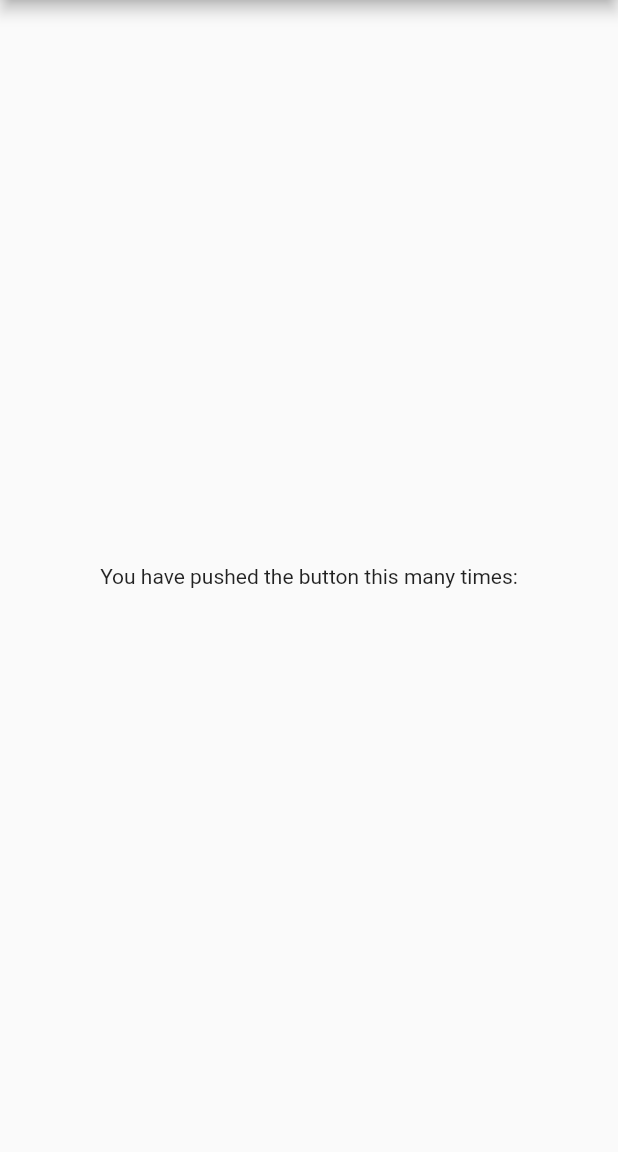
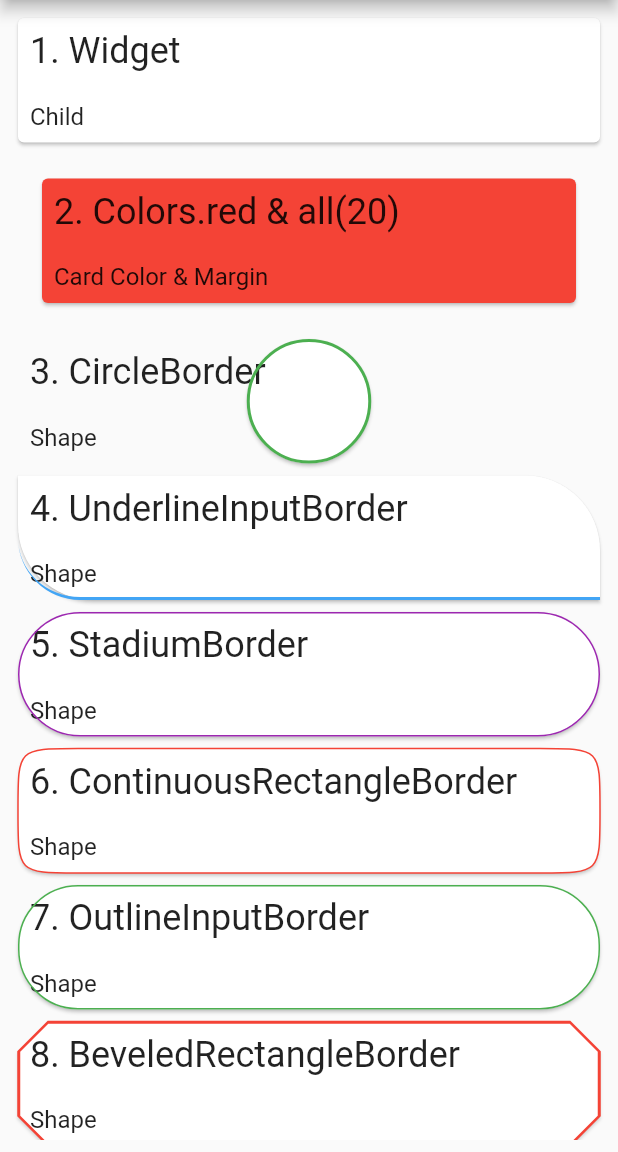
Before and after one commit to navoki/cards_ui_examples_flutter, a Flutter app: the screen it shows after launch, on a phone screen of 412 x 824 dp, the part 84-1236 px from its top. Run offline on Flutter 3.47's test engine with Material 2 defaults, Android fonts, the phone set to English and light mode, and no system bars.

Commit message:
upto BeveledRectangleBorder

```diff
--- a/lib/MyHomePage.dart
+++ b/lib/MyHomePage.dart
@@ -1,6 +1,4 @@
 import 'package:flutter/material.dart';
-
-
 
 class MyHomePage extends StatefulWidget {
   MyHomePage({Key key, this.title}) : super(key: key);
@@ -12,30 +10,81 @@ class MyHomePage extends StatefulWidget {
 }
 
 class _MyHomePageState extends State<MyHomePage> {
-
-
   @override
   Widget build(BuildContext context) {
-
     return Scaffold(
       appBar: AppBar(
-
         title: Text(widget.title),
       ),
       body: Center(
-        // Center is a layout widget. It takes a single child and positions it
-        // in the middle of the parent.
-        child: Column(
-
-          mainAxisAlignment: MainAxisAlignment.center,
-          children: <Widget>[
-            Text(
-              'You have pushed the button this many times:',
-            ),
-
-          ],
+        child: Padding(
+          padding: const EdgeInsets.all(8.0),
+          child: ListView(
+            children: [
+              Card(
+                child: getSomeText("1. Widget", 'Child'),
+              ),
+              Card(
+                color: Colors.red,
+                margin: EdgeInsets.all(20),
+                child: getSomeText("2. Colors.red & all(20)", 'Card Color & Margin'),
+              ),
+              Card(
+                shape: CircleBorder(side: BorderSide(color: Colors.green, width: 2)),
+                child: getSomeText("3. CircleBorder", 'Shape'),
+              ),
+              Card(
+                shape: UnderlineInputBorder(
+                    borderRadius: BorderRadius.only(topRight: Radius.circular(50), bottomLeft: Radius.circular(50)),
+                    borderSide: BorderSide(color: Color(0x50FF42A5F5), width: 2)),
+                child: getSomeText("4. UnderlineInputBorder", 'Shape'),
+              ),
+              Card(
+                shape: StadiumBorder(side: BorderSide(color: Colors.purple)),
+                child: getSomeText("5. StadiumBorder", 'Shape'),
+              ),
+              Card(
+                shape: ContinuousRectangleBorder(borderRadius: BorderRadius.all(Radius.circular(40)), side: BorderSide(color: Colors.red)),
+                child: getSomeText("6. ContinuousRectangleBorder", 'Shape'),
+              ),
+              Card(
+                shape: OutlineInputBorder(borderRadius: BorderRadius.all(Radius.circular(40)), borderSide: BorderSide(color: Colors.green)),
+                child: getSomeText("7. OutlineInputBorder", 'Shape'),
+              ),
+              Card(
+                shape: BeveledRectangleBorder(borderRadius: BorderRadius.all(Radius.circular(20)), side: BorderSide(color: Colors.red,)),
+                child: getSomeText("8. BeveledRectangleBorder", 'Shape'),
+              ),
+              Card(
+                shape: BeveledRectangleBorder(borderRadius: BorderRadius.all(Radius.circular(20)), side: BorderSide(color: Colors.red,)),
+                child: getSomeText("8. BeveledRectangleBorder", 'Shape'),
+              ),
+            ],
+          ),
         ),
       ),
     );
   }
+
+  Widget getSomeText(String param, String value) {
+    return Padding(
+      padding: const EdgeInsets.all(8.0),
+      child: Column(
+        crossAxisAlignment: CrossAxisAlignment.start,
+        children: [
+          Text(
+            param,
+            style: Theme.of(context).textTheme.headline5,
+          ),
+          Padding(
+            padding: const EdgeInsets.only(top: 20.0),
+            child: Text(
+              value,
+              style: Theme.of(context).textTheme.subtitle1,
+            ),
+          ),
+        ],
+      ),
+    );
+  }
 }
```
